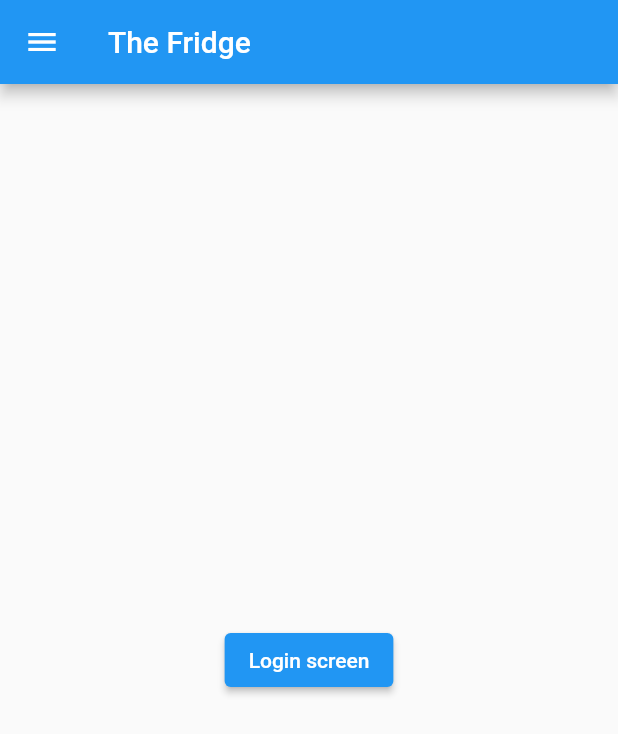
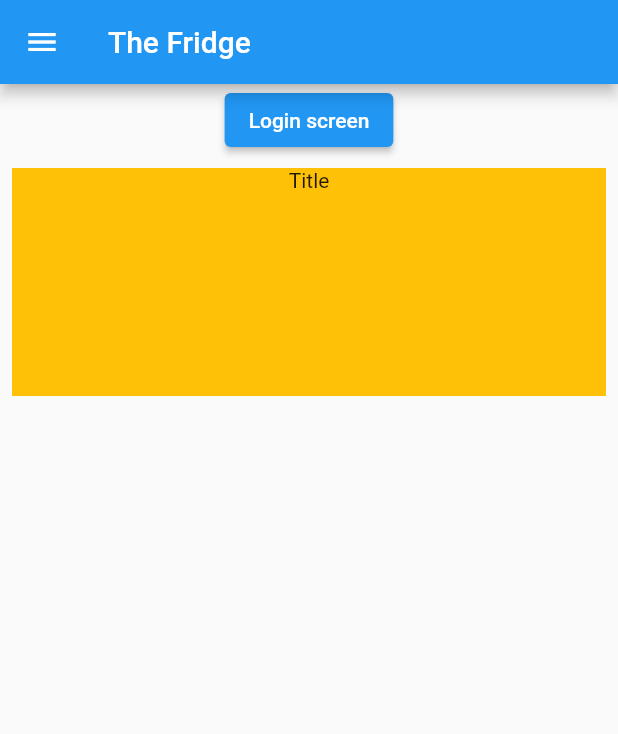
Before and after one commit to CloeTheCat/The-Fridge, a Flutter app: the screen it shows after launch, on a phone screen of 412 x 824 dp. Shown: the top 734 px of the screen. Run offline on Flutter 3.47's test engine with Material 2 defaults, Android fonts, the phone set to English and light mode, and no system bars; our stand-ins replace get.

Commit message:
list works

```diff
--- /dev/null
+++ b/lib/components/exampleData.json
@@ -0,0 +1,38 @@
+{
+    "statusCode": 200,
+    "data": {
+        "userData": {
+            "name": "Filiberto"
+        },
+        "boards": {
+            "personalBoard": [
+                {
+                    "title": "title text",
+                    "content": "content text"
+                }
+            ]
+        },
+        "sharedBoards": [
+            {
+                "title": "title text 1",
+                "content": "content text"
+            },
+            {
+                "title": "title text 2",
+                "content": "content text"
+            },
+            {
+                "title": "title text 3",
+                "content": "content text"
+            },
+            {
+                "title": "title text 4",
+                "content": "content text"
+            },
+            {
+                "title": "title text 5",
+                "content": "content text"
+            }
+        ]
+    }
+}
--- a/lib/screens/home_screen.dart
+++ b/lib/screens/home_screen.dart
@@ -1,6 +1,7 @@
 import 'package:flutter/material.dart';
 import 'package:get/get.dart';
 import 'package:the_fridge/screens/login_screen.dart';
+import 'package:the_fridge/widgets/boards_list.dart';
 
 class HomeScreen extends StatelessWidget {
   const HomeScreen({super.key});
@@ -43,10 +44,15 @@ class HomeScreen extends StatelessWidget {
         ),
       ),
       body: Center(
-        child: ElevatedButton(
-          onPressed: () {Get.to(const LoginScreen());},
-          child: const Text('Login screen')
-        ),
+        child: Column(
+          children: [
+            ElevatedButton(
+              onPressed: () {Get.to(const LoginScreen());},
+              child: const Text('Login screen')
+            ),
+            const BoardsView()
+          ],
+        )
       )
     );
   }
--- /dev/null
+++ b/lib/widgets/board.dart
@@ -0,0 +1,22 @@
+import 'package:flutter/material.dart';
+
+class BoardContainer extends StatelessWidget {
+  const BoardContainer({super.key});
+
+  @override
+  Widget build(BuildContext context) {
+    return Container(
+      height: 300,
+      width: 600,
+      color: Colors.amber,
+      child: Column(
+        children: const [
+          Center(
+            child: Text('Title'),
+          ),
+          Center()
+        ],
+      ),
+    );
+  }
+}
--- /dev/null
+++ b/lib/widgets/boards_list.dart
@@ -0,0 +1,24 @@
+import 'package:flutter/material.dart';
+import 'package:the_fridge/widgets/board.dart';
+
+class BoardsView extends StatelessWidget {
+  const BoardsView({super.key});
+
+  @override
+  Widget build(BuildContext context) {
+    return Container(
+      height: 160,
+      child: boardsList(context),
+    );
+  }
+}
+
+Widget boardsList(BuildContext context) {
+  return ListView.builder(
+    padding: const EdgeInsets.all(8),
+    itemCount: 4, //boards.length,
+    itemBuilder: (BuildContext context, int index) {
+      return const BoardContainer();
+    },
+  );
+}
```
Also changed, not shown: lib/components/utils/getData.dart (added).
